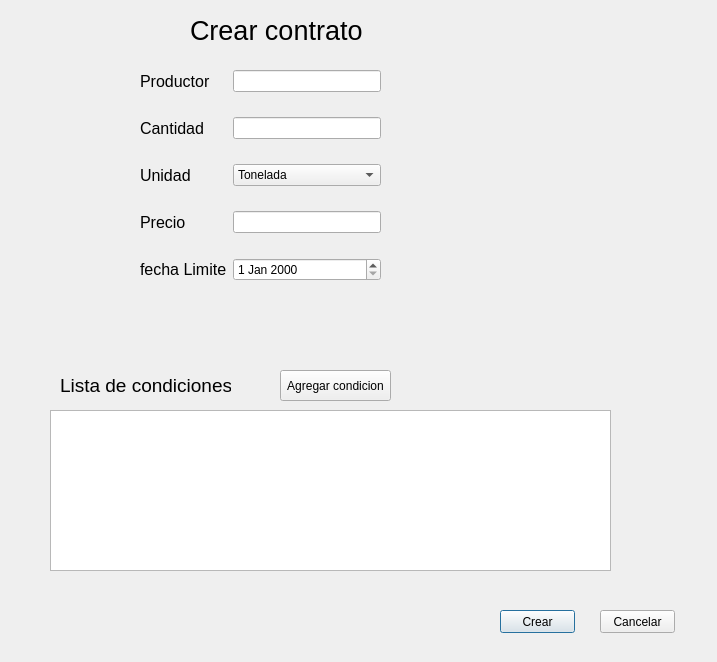
Old version of the form gui_contrato_nuevocontrato.ui in the repository Jose-Cisneros/MoliTec.
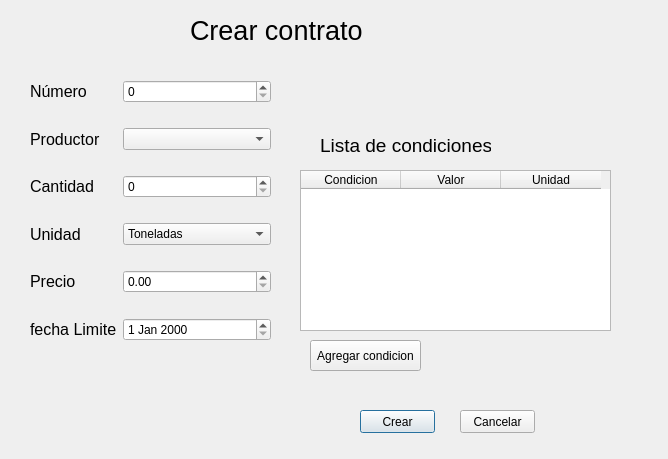
New version of the form.

Commit message: abm contratos

What changed in the file:
```diff
--- a/gui_contrato_nuevocontrato.ui
+++ b/gui_contrato_nuevocontrato.ui
@@ -6,8 +6,8 @@
    <rect>
     <x>0</x>
     <y>0</y>
-    <width>717</width>
-    <height>662</height>
+    <width>668</width>
+    <height>459</height>
    </rect>
   </property>
   <property name="windowTitle">
@@ -34,17 +34,17 @@
   <widget class="QWidget" name="formLayoutWidget">
    <property name="geometry">
     <rect>
-     <x>140</x>
-     <y>70</y>
+     <x>30</x>
+     <y>80</y>
      <width>241</width>
-     <height>241</height>
+     <height>331</height>
     </rect>
    </property>
    <layout class="QFormLayout" name="formLayout">
     <property name="verticalSpacing">
      <number>25</number>
     </property>
-    <item row="0" column="0">
+    <item row="3" column="0">
      <widget class="QLabel" name="label_2">
       <property name="font">
        <font>
@@ -56,7 +56,10 @@
       </property>
      </widget>
     </item>
-    <item row="1" column="0">
+    <item row="3" column="1">
+     <widget class="QComboBox" name="comboProd"/>
+    </item>
+    <item row="4" column="0">
      <widget class="QLabel" name="label_3">
       <property name="font">
        <font>
@@ -68,13 +71,7 @@
       </property>
      </widget>
     </item>
-    <item row="0" column="1">
-     <widget class="QLineEdit" name="lineEdit"/>
-    </item>
-    <item row="1" column="1">
-     <widget class="QLineEdit" name="lineEdit_2"/>
-    </item>
-    <item row="2" column="0">
+    <item row="5" column="0">
      <widget class="QLabel" name="label_6">
       <property name="font">
        <font>
@@ -86,16 +83,21 @@
       </property>
      </widget>
     </item>
-    <item row="2" column="1">
-     <widget class="QComboBox" name="comboBox">
+    <item row="5" column="1">
+     <widget class="QComboBox" name="comboUnidad">
       <item>
        <property name="text">
-        <string>Tonelada</string>
+        <string>Toneladas</string>
+       </property>
+      </item>
+      <item>
+       <property name="text">
+        <string>Camiones</string>
        </property>
       </item>
      </widget>
     </item>
-    <item row="3" column="0">
+    <item row="6" column="0">
      <widget class="QLabel" name="label_5">
       <property name="font">
        <font>
@@ -107,10 +109,7 @@
       </property>
      </widget>
     </item>
-    <item row="3" column="1">
-     <widget class="QLineEdit" name="lineEdit_3"/>
-    </item>
-    <item row="4" column="0">
+    <item row="7" column="0">
      <widget class="QLabel" name="label_4">
       <property name="font">
        <font>
@@ -122,16 +121,49 @@
       </property>
      </widget>
     </item>
-    <item row="4" column="1">
+    <item row="7" column="1">
      <widget class="QDateEdit" name="dateEdit"/>
     </item>
+    <item row="2" column="1">
+     <widget class="QSpinBox" name="spinBox_Nro">
+      <property name="maximum">
+       <number>1000000</number>
+      </property>
+     </widget>
+    </item>
+    <item row="2" column="0">
+     <widget class="QLabel" name="label_8">
+      <property name="font">
+       <font>
+        <pointsize>12</pointsize>
+       </font>
+      </property>
+      <property name="text">
+       <string>Número</string>
+      </property>
+     </widget>
+    </item>
+    <item row="4" column="1">
+     <widget class="QSpinBox" name="spinBox_Cantidad">
+      <property name="maximum">
+       <number>1000000</number>
+      </property>
+     </widget>
+    </item>
+    <item row="6" column="1">
+     <widget class="QDoubleSpinBox" name="doubleSpinBox_precio">
+      <property name="maximum">
+       <double>10000000.000000000000000</double>
+      </property>
+     </widget>
+    </item>
    </layout>
   </widget>
   <widget class="QPushButton" name="pushButton">
    <property name="geometry">
     <rect>
-     <x>500</x>
-     <y>610</y>
+     <x>360</x>
+     <y>410</y>
      <width>75</width>
      <height>23</height>
     </rect>
@@ -143,8 +175,8 @@
   <widget class="QPushButton" name="pushButton_2">
    <property name="geometry">
     <rect>
-     <x>600</x>
-     <y>610</y>
+     <x>460</x>
+     <y>410</y>
      <width>75</width>
      <height>23</height>
     </rect>
@@ -153,21 +185,11 @@
     <string>Cancelar</string>
    </property>
   </widget>
-  <widget class="QListView" name="listView">
-   <property name="geometry">
-    <rect>
-     <x>50</x>
-     <y>410</y>
-     <width>561</width>
-     <height>161</height>
-    </rect>
-   </property>
-  </widget>
   <widget class="QLabel" name="label_7">
    <property name="geometry">
     <rect>
-     <x>60</x>
-     <y>370</y>
+     <x>320</x>
+     <y>130</y>
      <width>171</width>
      <height>31</height>
     </rect>
@@ -184,8 +206,8 @@
   <widget class="QPushButton" name="pushButton_3">
    <property name="geometry">
     <rect>
-     <x>280</x>
-     <y>370</y>
+     <x>310</x>
+     <y>340</y>
      <width>111</width>
      <height>31</height>
     </rect>
@@ -194,6 +216,31 @@
     <string>Agregar condicion</string>
    </property>
   </widget>
+  <widget class="QTableWidget" name="tableWidget">
+   <property name="geometry">
+    <rect>
+     <x>300</x>
+     <y>170</y>
+     <width>311</width>
+     <height>161</height>
+    </rect>
+   </property>
+   <column>
+    <property name="text">
+     <string>Condicion</string>
+    </property>
+   </column>
+   <column>
+    <property name="text">
+     <string>Valor</string>
+    </property>
+   </column>
+   <column>
+    <property name="text">
+     <string>Unidad</string>
+    </property>
+   </column>
+  </widget>
  </widget>
  <resources/>
  <connections/>
```
The commit also changes 107 other files.
